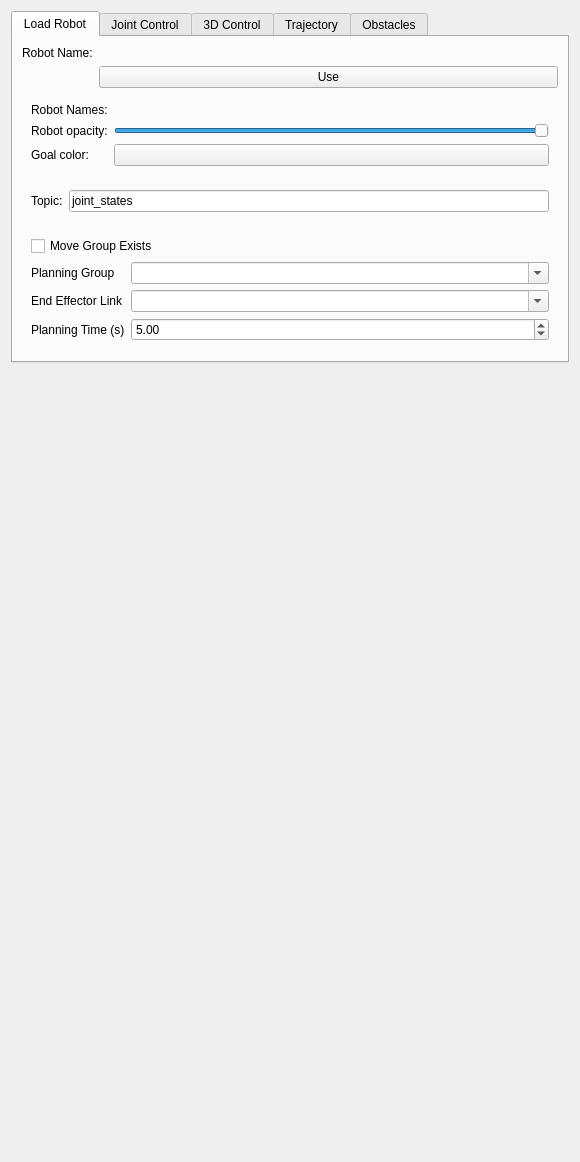
rosmed/slicer_ros2_module, file ROS2MotionControl/Resources/UI/ROS2MotionControl.ui: the form before one commit.
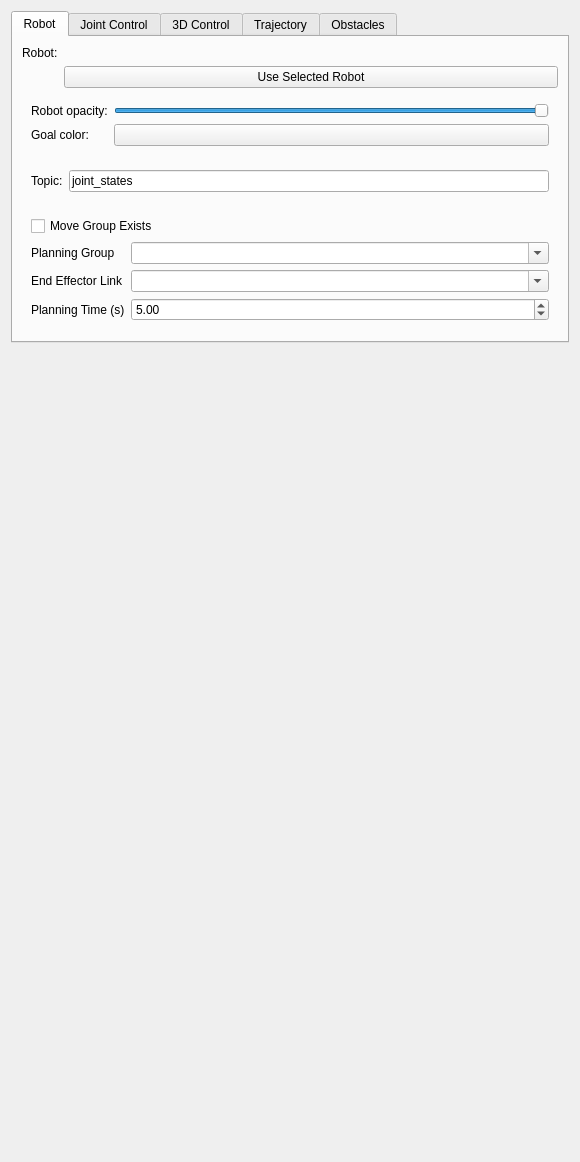
The form after the commit. Custom widgets are drawn as their Qt base class.

Commit message: Refactor UI and Documentation for ROS2 Motion Control

```diff
--- a/ROS2MotionControl/Resources/UI/ROS2MotionControl.ui
+++ b/ROS2MotionControl/Resources/UI/ROS2MotionControl.ui
@@ -27,13 +27,13 @@
        <enum>Qt::PreventContextMenu</enum>
       </property>
       <attribute name="title">
-       <string>Load Robot</string>
+       <string>Robot</string>
       </attribute>
       <layout class="QFormLayout" name="formLayout_2">
        <item row="0" column="0">
         <widget class="QLabel" name="robotNameLabel">
          <property name="text">
-          <string>Robot Name:</string>
+          <string>Robot:</string>
          </property>
         </widget>
        </item>
@@ -55,7 +55,7 @@
        <item row="1" column="1">
         <widget class="QPushButton" name="useButton">
          <property name="text">
-          <string>Use</string>
+          <string>Use Selected Robot</string>
          </property>
         </widget>
        </item>
@@ -71,36 +71,14 @@
           <bool>false</bool>
          </property>
          <layout class="QFormLayout" name="formLayout_6">
-          <item row="2" column="0">
-           <widget class="QLabel" name="label">
-            <property name="text">
-             <string>Robot Names:</string>
-            </property>
-           </widget>
-          </item>
-          <item row="2" column="1">
-           <widget class="qMRMLNodeComboBox" name="robotComboBox" native="true">
-            <property name="nodeTypes" stdset="0">
-             <stringlist notr="true">
-              <string>vtkMRMLROS2RobotNode</string>
-             </stringlist>
-            </property>
-            <property name="hideChildNodeTypes" stdset="0">
-             <stringlist notr="true"/>
-            </property>
-            <property name="interactionNodeSingletonTag" stdset="0">
-             <string notr="true"/>
-            </property>
-           </widget>
-          </item>
-          <item row="3" column="0">
+          <item row="0" column="0">
            <widget class="QLabel" name="label_2">
             <property name="text">
                    <string>Robot opacity:</string>
             </property>
            </widget>
           </item>
-          <item row="3" column="1">
+          <item row="0" column="1">
                 <widget class="QSlider" name="opacitySlider">
             <property name="sizePolicy">
              <sizepolicy hsizetype="Minimum" vsizetype="Fixed">
@@ -122,14 +100,14 @@
             </property>
            </widget>
           </item>
-          <item row="5" column="0">
+          <item row="1" column="0">
            <widget class="QLabel" name="label_3">
             <property name="text">
                  <string>Goal color:</string>
             </property>
            </widget>
           </item>
-          <item row="5" column="1">
+          <item row="1" column="1">
            <widget class="ctkColorPickerButton" name="robotColorButton"/>
           </item>
          </layout>
```
Left out of the diff: 22 changed lines with no effect on the pictures. The commit also changes 18 other files.
